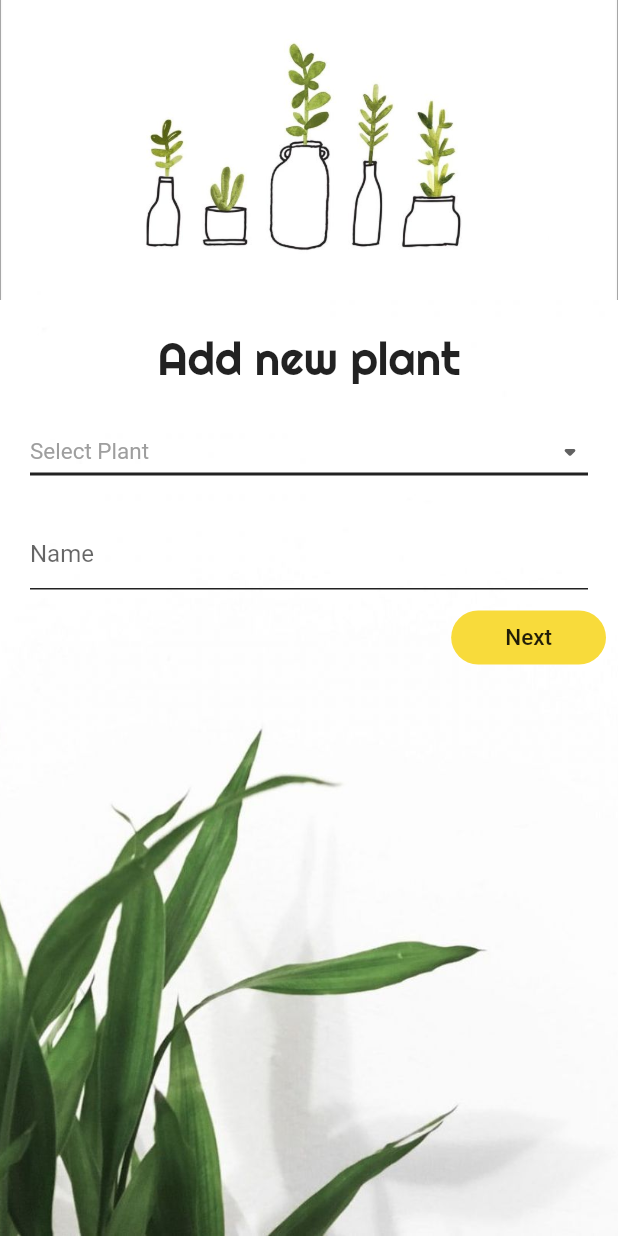
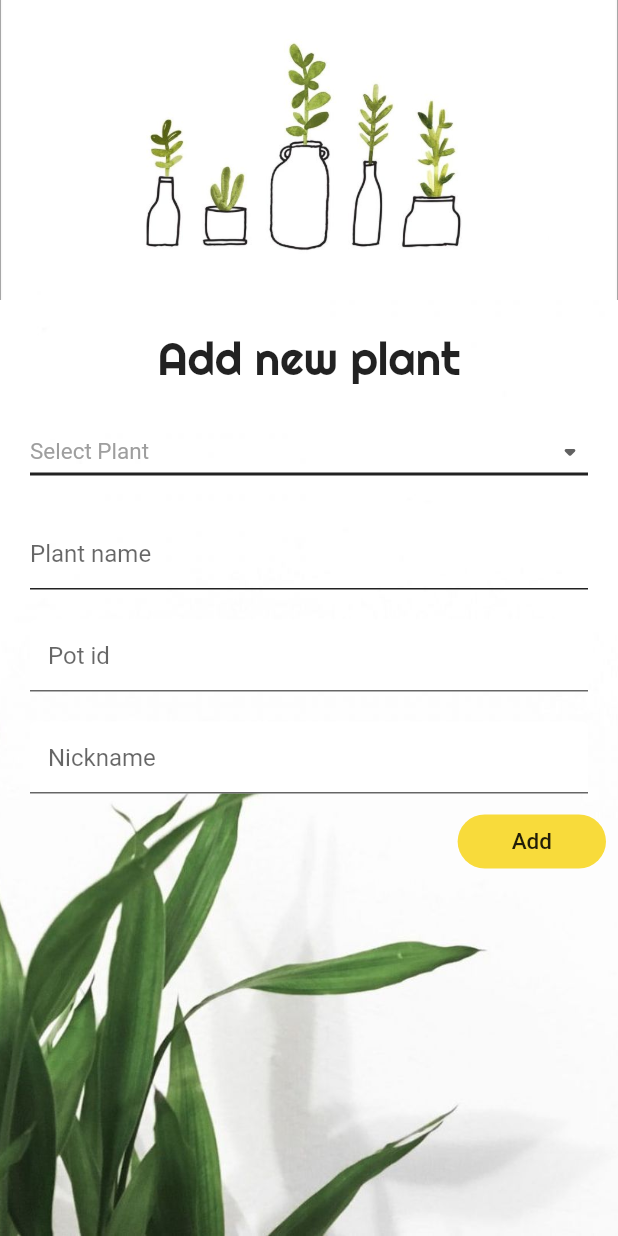
Before and after one commit to VaibhavSingh29/plant-health-monitoring, a Flutter app: the NewPlant screen opened directly, on a phone screen of 412 x 824 dp. Run offline on Flutter 3.47's test engine with Material 2 defaults, Android fonts, the light colour scheme and no system bars; our stand-ins replace percent_indicator, shared_preferences, shimmer; accounts and stored records are empty.

Commit message:
new_plant.dart

```diff
--- a/planthealth/lib/newplant.dart
+++ b/planthealth/lib/newplant.dart
@@ -1,7 +1,8 @@
 import 'package:flutter/material.dart';
+import 'package:http/http.dart' as http;
+import 'home.dart';
+import 'package:shared_preferences/shared_preferences.dart';
 
-import 'home.dart';
-import 'plant.dart';
 
 class NewPlant extends StatefulWidget {
   @override
@@ -9,8 +10,27 @@ class NewPlant extends StatefulWidget {
 }
 
 class _NewPlantState extends State<NewPlant> {
-  String plantName = 'Select Plant';
-  String nickName;
+  String _botanical_name = 'Select Plant';
+  String _nickName='', _pot_id='', _plant_name='';
+
+  void add_plant() async
+  {
+    if(_botanical_name== 'Select Plant' && _pot_id=='' && _plant_name=='')
+      {
+        ScaffoldMessenger.of(context).showSnackBar(SnackBar(content: Text("Please select all fields!")));
+      }
+    else
+      {
+        var url = Uri.parse('https://zlnhbt4ogh.execute-api.us-east-1.amazonaws.com/create_plant');
+        SharedPreferences prefs= await SharedPreferences.getInstance();
+        String _user_id = prefs.getString('user_id');
+        var response= await http.post(url, body: '{"pot_id": "$_pot_id", "user_id": "$_user_id", "botanical_name": "$_botanical_name","nick_name": "$_nickName", "plant_name": "$_plant_name"}');
+
+        print(response.body);
+        Navigator.pop(context);
+
+      }
+  }
 
   @override
   Widget build(BuildContext context) {
@@ -48,7 +68,7 @@ class _NewPlantState extends State<NewPlant> {
               Padding(
                 padding: const EdgeInsets.fromLTRB(20, 0, 20, 0),
                 child: DropdownButton<String>(
-                  value: plantName,
+                  value: _botanical_name,
                   // isDense: true,
                   isExpanded: true,
                   icon: const Icon(Icons.arrow_drop_down_rounded),
@@ -61,12 +81,12 @@ class _NewPlantState extends State<NewPlant> {
                   ),
                   onChanged: (String newValue) {
                     setState(() {
-                      plantName = newValue;
+                      _botanical_name = newValue;
                     });
                   },
                   items: <String>[
                     'Select Plant',
-                    'Aloe vera',
+                    'Aloe V',
                     'cactus',
                     'Money plant',
                     'Rose',
@@ -84,18 +104,49 @@ class _NewPlantState extends State<NewPlant> {
               SizedBox(
                 height: 20,
               ),
+              //Plant name
               Padding(
                 padding: const EdgeInsets.fromLTRB(20, 0, 20, 0),
                 child: TextField(
-                    onChanged: (nickname) => {nickName = nickname},
+                    onChanged: (plant_name) => {_plant_name = plant_name},
                     decoration: InputDecoration(
-                      hintText: 'Name',
+                      hintText: 'Plant name',
                       enabledBorder: UnderlineInputBorder(
                         borderSide: BorderSide(color: Colors.black87),
                       ),
                       focusedBorder: UnderlineInputBorder(
                         borderSide: BorderSide(color: Colors.black87),
                       ),
+                    )),
+              ),
+              SizedBox(
+                height: 20,
+              ),
+              //Pot id
+              Padding(
+                padding: const EdgeInsets.fromLTRB(20, 0, 20, 0),
+                child: TextField(
+
+                    onChanged: (pot_id) => {_pot_id = pot_id},
+                    decoration: InputDecoration(
+                      filled: true,
+                      fillColor: Colors.white,
+                      hintText: 'Pot id',
+                    )),
+              ),
+              SizedBox(
+                height: 20,
+              ),
+              //Nickname
+              Padding(
+                padding: const EdgeInsets.fromLTRB(20, 0, 20, 0),
+                child: TextField(
+                    onChanged: (nickname) => {_nickName = nickname},
+                    decoration: InputDecoration(
+                      filled: true,
+                      fillColor: Colors.white,
+                      hintText: 'Nickname',
+
                     )),
               ),
               Align(
@@ -108,17 +159,13 @@ class _NewPlantState extends State<NewPlant> {
                     shape: RoundedRectangleBorder(
                         borderRadius: BorderRadius.all(Radius.circular(50))),
                     onPressed: () {
-                      Plant plant = Plant(plantName, nickName);
-                      PlantList.addPlant(plant);
-                      Navigator.pushReplacement(
-                          context,
-                          MaterialPageRoute(
-                              builder: (context) => HomeScreen()));
+                     //Create plant
+                     add_plant();
                     },
                     child: Padding(
                       padding: const EdgeInsets.fromLTRB(20, 5, 20, 5),
                       child: Text(
-                        'Next',
+                        'Add',
                         style: TextStyle(color: Colors.black87, fontSize: 15),
                       ),
                     ),
```
